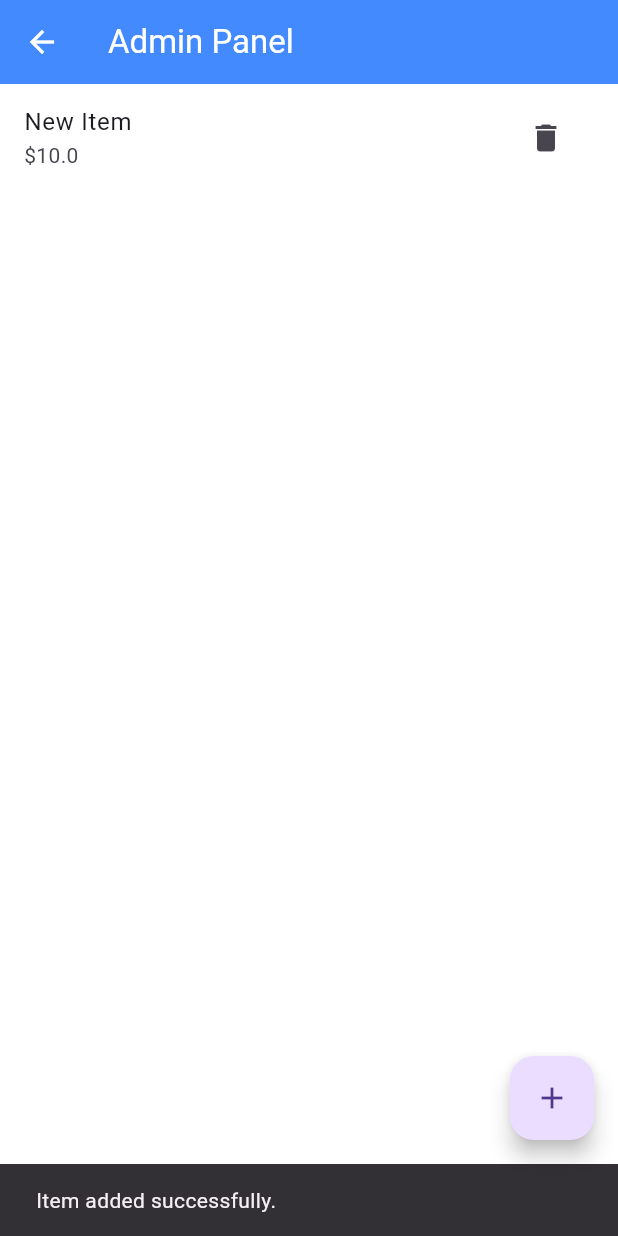
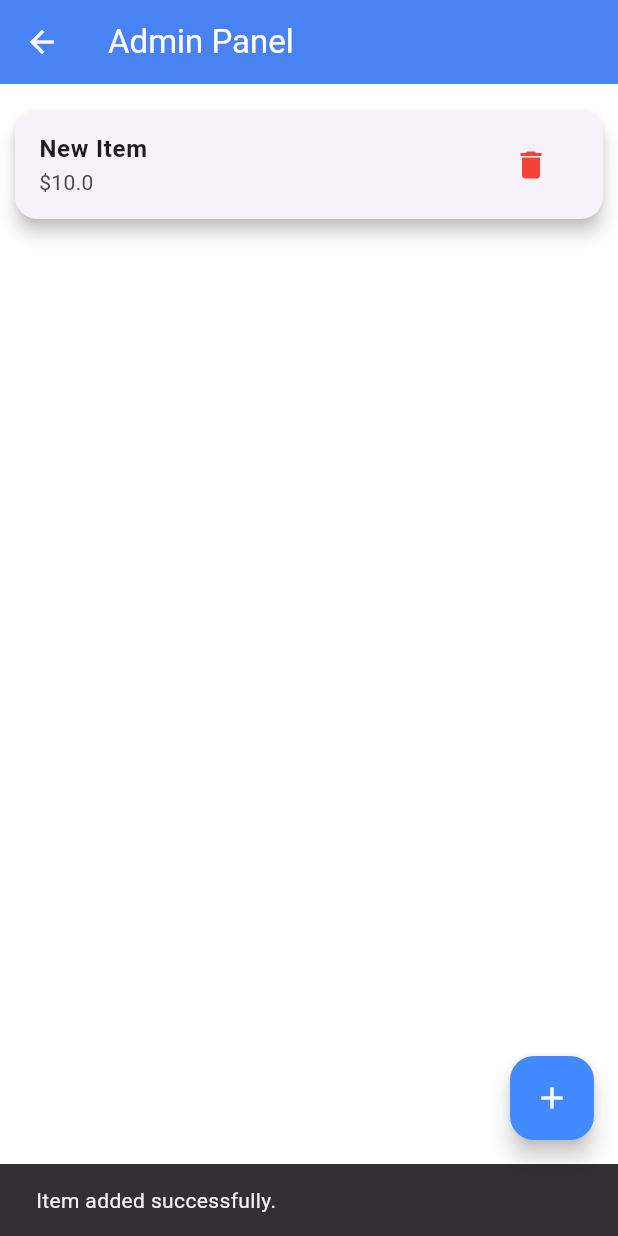
Before and after one commit to ATOROYO/food_delivery_app, a Flutter app: the AdminPanel screen opened directly, after a tap on the "add" icon, on a phone screen of 412 x 824 dp. Run offline on Flutter 3.47's test engine with Material 3 defaults, Android fonts, the phone set to English and light mode, and no system bars; our stand-ins replace cloud_firestore, firebase_auth, firebase_core; accounts and stored records are empty; statements that could not run were skipped.

Commit message:
Updated the admin panel

```diff
--- a/lib/screens/admin_panel.dart
+++ b/lib/screens/admin_panel.dart
@@ -5,7 +5,6 @@ class AdminPanel extends StatelessWidget {
   final CollectionReference foodItemsRef =
       FirebaseFirestore.instance.collection('food_items');
 
-  // Constructor with Key
   AdminPanel({super.key});
 
   void addFoodItem(BuildContext context) async {
@@ -53,6 +52,8 @@ class AdminPanel extends StatelessWidget {
     return Scaffold(
       appBar: AppBar(
         title: const Text('Admin Panel'),
+        backgroundColor: Colors.blueAccent,
+        elevation: 10,
       ),
       body: StreamBuilder<QuerySnapshot>(
         stream: foodItemsRef.snapshots(),
@@ -67,19 +68,32 @@ class AdminPanel extends StatelessWidget {
           final items = snapshot.data!.docs;
 
           return ListView.builder(
+            padding: const EdgeInsets.all(10),
             itemCount: items.length,
             itemBuilder: (context, index) {
               final item = items[index];
               final data = item.data() as Map<String, dynamic>;
 
-              return ListTile(
-                title: Text(data['name'] ?? 'Unnamed Item'),
-                subtitle: Text(data['price'] != null
-                    ? '\$${data['price']}'
-                    : 'No price available'),
-                trailing: IconButton(
-                  icon: const Icon(Icons.delete),
-                  onPressed: () => deleteFoodItem(item.id, context),
+              return Card(
+                elevation: 5,
+                shape: RoundedRectangleBorder(
+                  borderRadius: BorderRadius.circular(15),
+                ),
+                margin: const EdgeInsets.symmetric(vertical: 8),
+                child: ListTile(
+                  title: Text(
+                    data['name'] ?? 'Unnamed Item',
+                    style: const TextStyle(fontWeight: FontWeight.bold),
+                  ),
+                  subtitle: Text(
+                    data['price'] != null
+                        ? '\$${data['price']}'
+                        : 'No price available',
+                  ),
+                  trailing: IconButton(
+                    icon: const Icon(Icons.delete, color: Colors.red),
+                    onPressed: () => deleteFoodItem(item.id, context),
+                  ),
                 ),
               );
             },
@@ -88,7 +102,8 @@ class AdminPanel extends StatelessWidget {
       ),
       floatingActionButton: FloatingActionButton(
         onPressed: () => addFoodItem(context),
-        child: const Icon(Icons.add),
+        backgroundColor: Colors.blueAccent,
+        child: const Icon(Icons.add, color: Colors.white),
       ),
     );
   }
```
